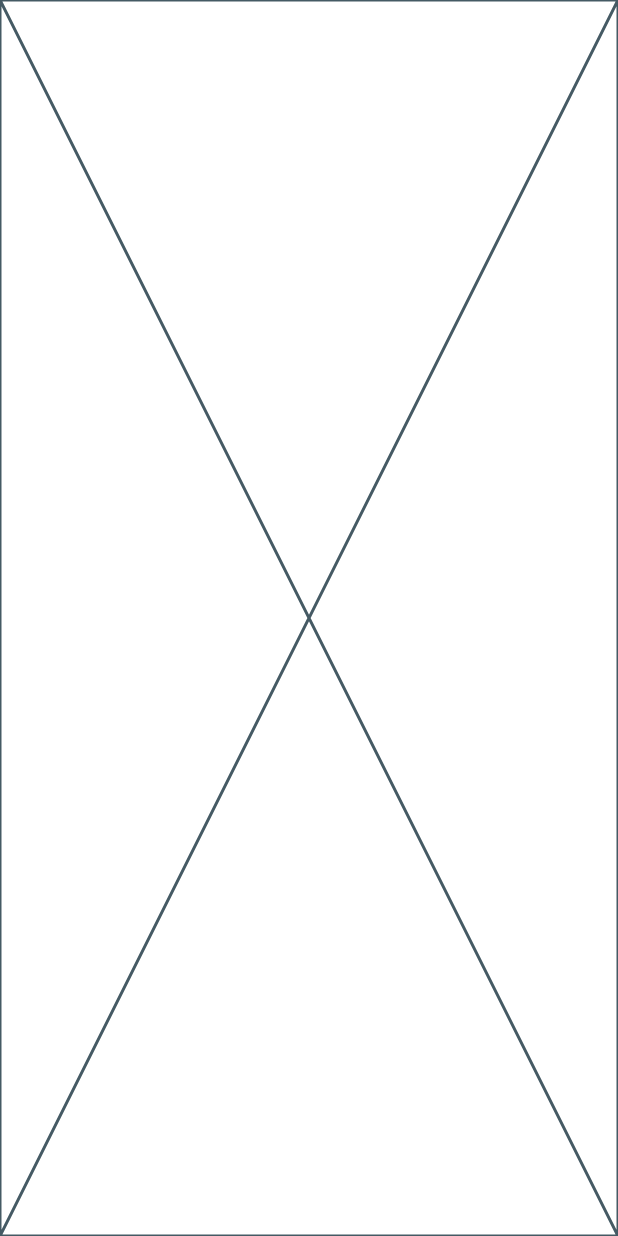
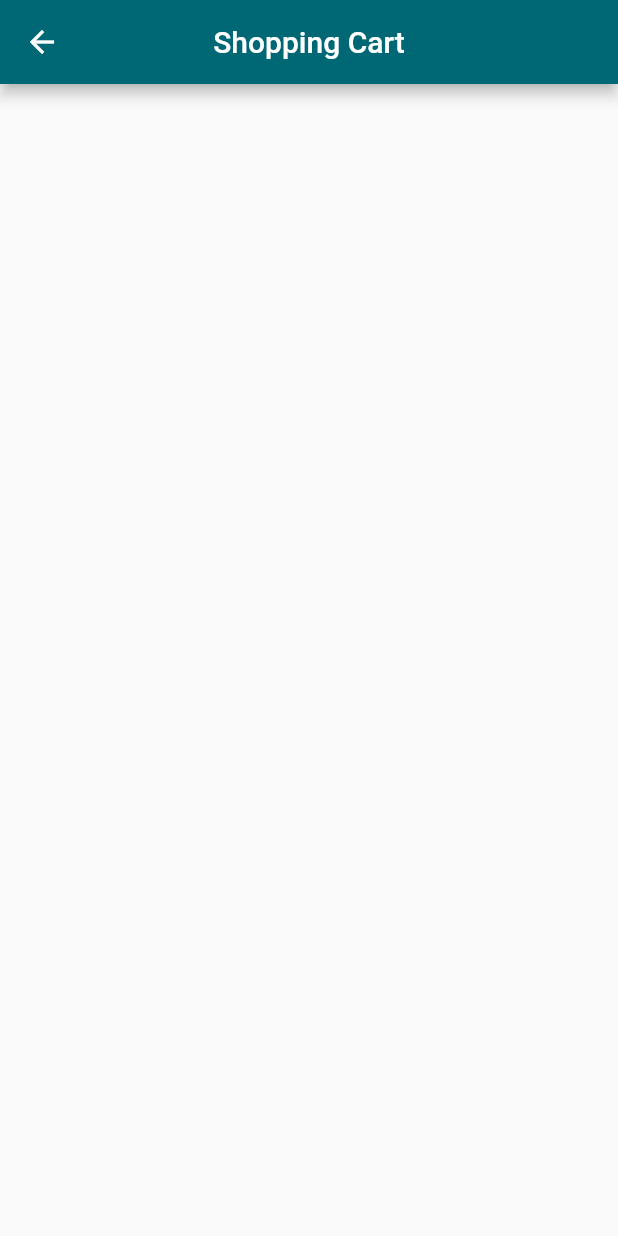
Before and after one commit to Yugesh-45d/Ecommerce_App, a Flutter app: the screen it shows after launch, after a tap on an icon or button, on a phone screen of 412 x 824 dp. Run offline on Flutter 3.47's test engine with Material 2 defaults, Android fonts, the phone set to English and light mode, and no system bars; our stand-ins replace dio; network calls fail.

Commit message:
Minor Changes

```diff
--- a/lib/config/api_constants.dart
+++ b/lib/config/api_constants.dart
@@ -1,7 +1,6 @@
 class ApiConstants {
   static const String getProducts = "https://fakestoreapi.com/products";
   // static const String getCategories = 'https://fakestoreapi.com/products/categories';
-
 }
 //Yesma API links haru ko variables banako
 //yeslai static banako kina vane object nabanai class ko name bata variables lai access grna milxa yo garo vane so
--- a/lib/main.dart
+++ b/lib/main.dart
@@ -1,31 +1,33 @@
 // ignore_for_file: prefer_const_constructors, prefer_const_literals_to_create_immutables
 
-
+import 'package:ecommerce/providers/providers.dart';
 import 'package:ecommerce/screens/cart_screen.dart';
 import 'package:ecommerce/screens/main_page.dart';
 import 'package:ecommerce/screens/product_screen_detail.dart';
 import 'package:flutter/material.dart';
+import 'package:provider/provider.dart';
 
 void main() {
   runApp(
-    MaterialApp(
+    MultiProvider(
+      providers: [ChangeNotifierProvider(create: (context) => CartProvider())],
+      child: MaterialApp(
         debugShowCheckedModeBanner: false,
         title: "Ecommerce",
-      initialRoute: '/',
-      routes: {
-        "/": (context) => MainScreen(),
-        "/product-detail": (context) => ProductScreenDetail(),
-        '/cart-screen' :(context) => CartScreen(),
-      },
+        home: MainScreen(),
+        // initialRoute: '/',
+        // routes: {
+        //   "/": (context) => MainScreen(),
+        //   "/product-detail": (context) => ProductScreenDetail(),
+        //   '/cart-screen' :(context) => CartScreen(),
+        // },
         theme: ThemeData(
           colorScheme: ColorScheme.fromSeed(
             seedColor: Color.fromARGB(255, 248, 248, 248),
-          // seedColor: Colors.purple,
           ),
           useMaterial3: false,
         ),
-
-      // theme: ThemeData.dark(),
+      ),
     ),
   );
 }
--- a/lib/screens/cart_screen.dart
+++ b/lib/screens/cart_screen.dart
@@ -1,3 +1,4 @@
+// ignore_for_file: prefer_const_literals_to_create_immutables, prefer_const_constructors
 
 import 'package:flutter/material.dart';
 
@@ -11,6 +12,23 @@ class CartScreen extends StatefulWidget {
 class _CartScreenState extends State<CartScreen> {
   @override
   Widget build(BuildContext context) {
-    return const Placeholder();
+    // return Column(
+    //   children: [
+    //     ListView.builder(itemBuilder: (context, index) {
+    //       return ListTile();
+    //     }),
+    //   ],
+    // );
+    return Scaffold(
+      appBar: AppBar(
+        centerTitle: true,
+        title: Text("Shopping Cart"),
+      ),
+      // body: Column(
+      //   children: [
+      //     // Dismissible(key: key, child: child)
+      //   ],
+      // ),
+    );
   }
 }
--- a/lib/screens/product_screen.dart
+++ b/lib/screens/product_screen.dart
@@ -2,8 +2,9 @@
 
 import 'package:ecommerce/apis/product_api.dart';
 import 'package:ecommerce/models/cart_model.dart';
-import 'package:ecommerce/models/product_model.dart';
 import 'package:ecommerce/providers/providers.dart';
+import 'package:ecommerce/screens/cart_screen.dart';
+import 'package:ecommerce/screens/product_screen_detail.dart';
 import 'package:ecommerce/utilities/colors.dart';
 import 'package:flutter/cupertino.dart';
 import 'package:flutter/material.dart';
@@ -19,21 +20,20 @@ class ProductScreen extends StatefulWidget {
 class _ProductScreenState extends State<ProductScreen> {
   ProductAPi productAPi = ProductAPi();
   //Creating object of ProductAPi class here
-  List<ProductModel> productList = [];
   bool isLoading = false;
 
   @override
   void initState() {
     // Future.delayed(Duration(seconds: 1), () => getProducts());
     getProducts();
-
     super.initState();
   }
 
   getProducts() async {
     isLoading = true;
 
-    productList = await productAPi.fetchProducts();
+    Provider.of<CartProvider>(context, listen: false).productList =
+        await productAPi.fetchProducts();
     //Api call garera uta ko (Product_api.dart ko) productLists lai yo product list ma haleko
     isLoading = false;
 
@@ -46,9 +46,8 @@ class _ProductScreenState extends State<ProductScreen> {
 
   @override
   Widget build(BuildContext context) {
-    return ChangeNotifierProvider(
-      create: (context) => CartProvider(),
-      child: Scaffold(
+    return Consumer<CartProvider>(
+      builder: (context, value, child) => Scaffold(
         backgroundColor: primaryColor,
         appBar: AppBar(
           title: Text(
@@ -63,7 +62,10 @@ class _ProductScreenState extends State<ProductScreen> {
                   child: IconButton(
                     icon: Icon(CupertinoIcons.cart_fill),
                     onPressed: () {
-                      Navigator.of(context).pushNamed("/cart-screen");
+                      Navigator.push(
+                          context,
+                          (MaterialPageRoute(
+                              builder: (context) => CartScreen())));
                     },
                   ),
                 ),
@@ -78,13 +80,15 @@ class _ProductScreenState extends State<ProductScreen> {
                         borderRadius: BorderRadius.circular(24)),
                     child: Align(
                       alignment: Alignment.center,
-                      child: Text(
-                        CartProvider.totalquantity.toString(),
-                        style: TextStyle(
-                          fontSize: 12,
-                          fontWeight: FontWeight.bold,
-                        ),
-                      ),
+                      child: Builder(builder: (context) {
+                        return Text(
+                          value.totalquantity.toString(),
+                          style: TextStyle(
+                            fontSize: 12,
+                            fontWeight: FontWeight.bold,
+                          ),
+                        );
+                      }),
                     ),
                   ),
                 ),
@@ -97,17 +101,21 @@ class _ProductScreenState extends State<ProductScreen> {
                 child: CircularProgressIndicator(),
               )
             : GridView.builder(
-                itemCount: productList.length,
+                itemCount: value.productList.length,
                 gridDelegate: SliverGridDelegateWithFixedCrossAxisCount(
                     crossAxisCount: 2),
                 itemBuilder: (context, index) {
-                  final product = productList[index];
+                  final product = value.productList[index];
                   return Stack(
                     children: [
                       GestureDetector(
                         onTap: () {
-                          Navigator.pushNamed(context, "/product-detail",
-                              arguments: product);
+                          Navigator.push(
+                              context,
+                              MaterialPageRoute(
+                                  builder: (context) => ProductScreenDetail(
+                                        products: product,
+                                      )));
                         },
                         child: Card(
                           elevation: 8,
@@ -180,9 +188,10 @@ class _ProductScreenState extends State<ProductScreen> {
                         child: IconButton(
                           onPressed: () {
                             setState(() {
-                              context
-                                  .read<CartProvider>()
-                                  .addToCart(getcart(product.id, product));
+                              // context
+                              //     .read<CartProvider>()
+                              //     .addToCart(getcart(product.id, product));
+                              value.addToCart(getcart(product.id, product));
                             });
                             ScaffoldMessenger.of(context).showSnackBar(
                               SnackBar(
```
Also changed, not shown: lib/providers/providers.dart (+4 -9 lines), lib/screens/product_screen_detail.dart (+24 -14 lines), pubspec.lock. Lines whose indentation alone changed are shown as unchanged.
